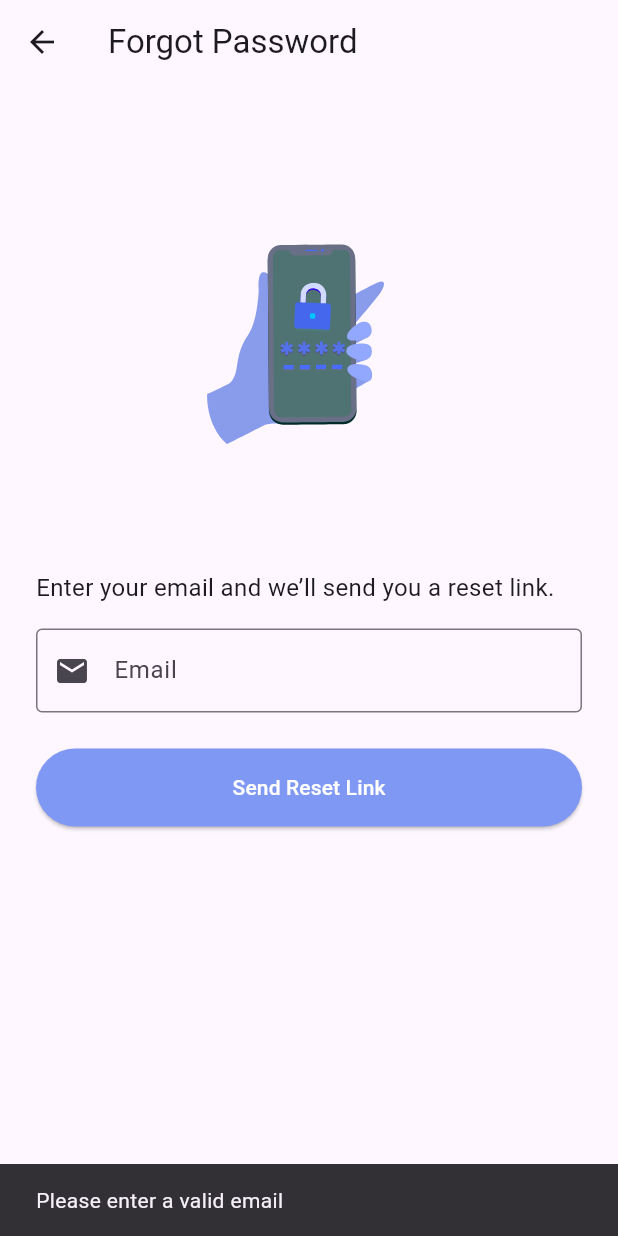
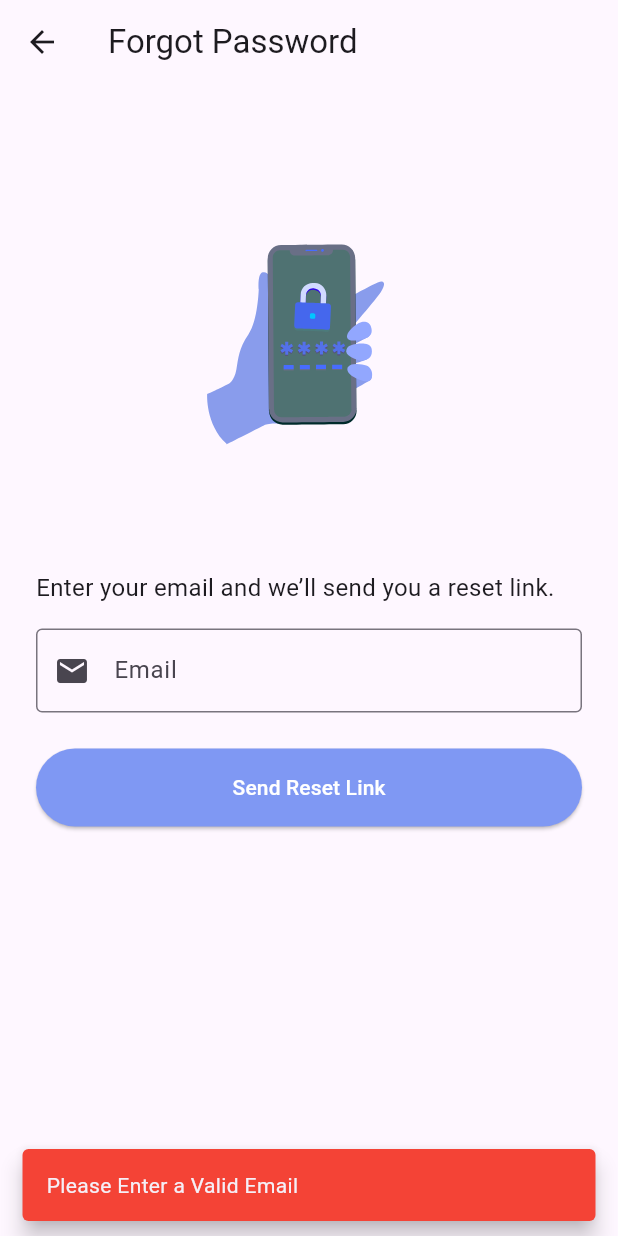
Before and after one commit to nikeshpyakurel/KamChaiyoApp, a Flutter app: the ForgotPasswordScreen screen opened directly, after a tap on "Send Reset Link", on a phone screen of 412 x 824 dp. Run offline on Flutter 3.47's test engine with Material 3 defaults, Android fonts, the phone set to English and light mode, and no system bars; our stand-ins replace font_awesome_flutter, lottie, smooth_page_indicator.

Commit message:
Code Refactor
Refactor code in the snakebar, used the common snack bar

```diff
--- a/lib/view/forgot_password_screen.dart
+++ b/lib/view/forgot_password_screen.dart
@@ -1,4 +1,5 @@
 import 'package:flutter/material.dart';
+import 'package:kamchaiyo/common/snake_bar.dart';
 import 'package:lottie/lottie.dart';
 
 class ForgotPasswordScreen extends StatelessWidget {
@@ -10,13 +11,20 @@ class ForgotPasswordScreen extends StatelessWidget {
     final email = _emailController.text.trim();
     if (email.isEmpty ||
         !RegExp(r'^[\w-\.]+@([\w-]+\.)+[\w]{2,4}$').hasMatch(email)) {
-      ScaffoldMessenger.of(context).showSnackBar(
-        const SnackBar(content: Text('Please enter a valid email')),
+      // ScaffoldMessenger.of(context).showSnackBar(
+      //   const SnackBar(content: Text('Please enter a valid email')),
+      // );
+      showSnackBar(
+        context: context,
+        content: 'Please Enter a Valid Email',
+        color: Colors.red,
       );
     } else {
-      ScaffoldMessenger.of(
-        context,
-      ).showSnackBar(SnackBar(content: Text('Reset link sent to $email')));
+      showSnackBar(
+        context: context,
+        content: 'Reset Link Sent to $email',
+        color: Colors.green,
+      );
       Navigator.pop(context);
     }
   }
```
Also changed, not shown: lib/view/login_screen.dart (+5 -2 lines), lib/view/signup_screen.dart (+6 -3 lines).
